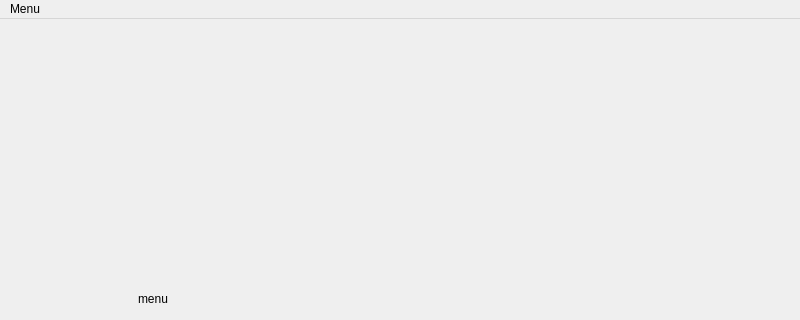
Above: ui/MainWindow.ui from bylexus/lmp before the change; both pictures show x 0 to 800 and y 0 to 320 of the 800 by 600 pixel window. Below: the same form after it.
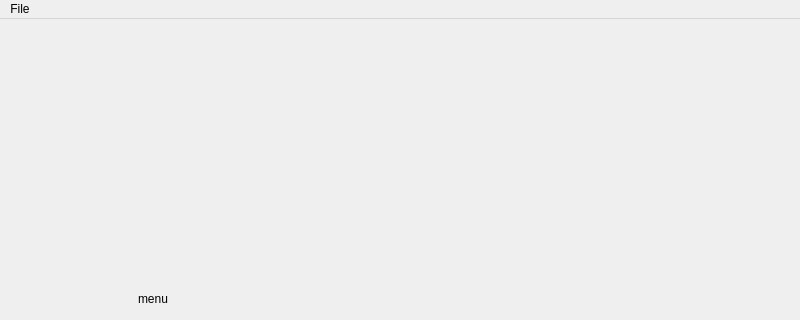
That is the form after the change. Custom widgets are drawn as their Qt base class.

Patch:
```diff
--- a/ui/MainWindow.ui
+++ b/ui/MainWindow.ui
@@ -114,7 +114,7 @@
    </property>
    <widget class="QMenu" name="menutext">
     <property name="title">
-     <string>Menu</string>
+     <string>File</string>
     </property>
    </widget>
    <addaction name="menutext"/>
```
Left out of the diff: 18 changed lines with no effect on the pictures.
